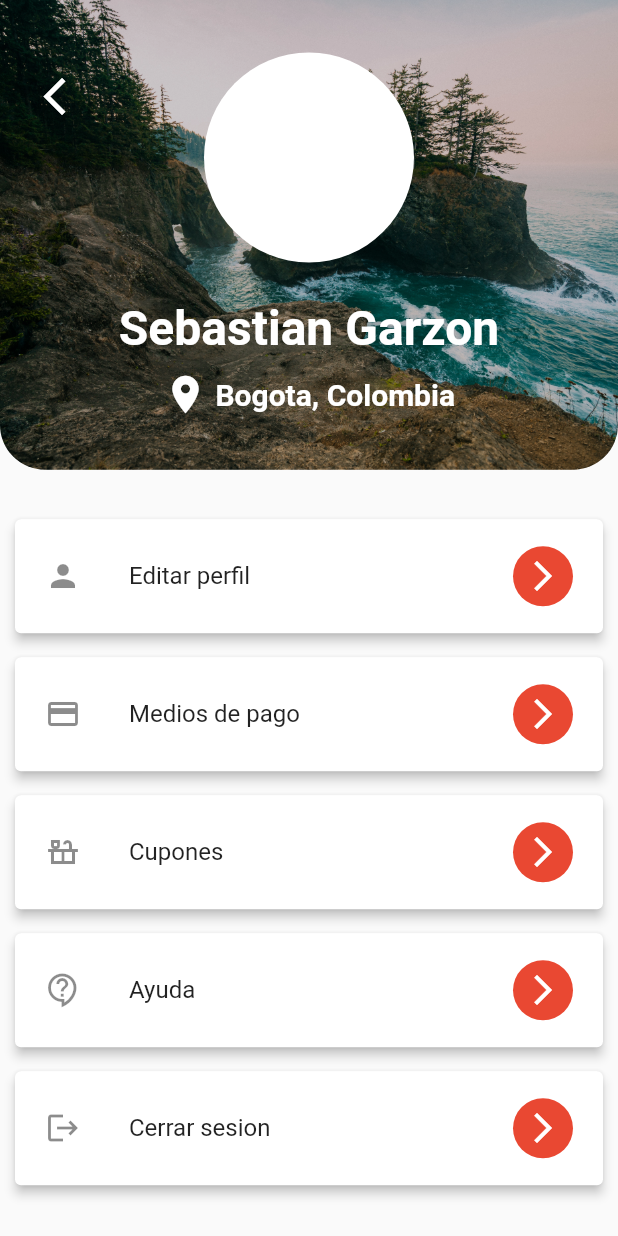
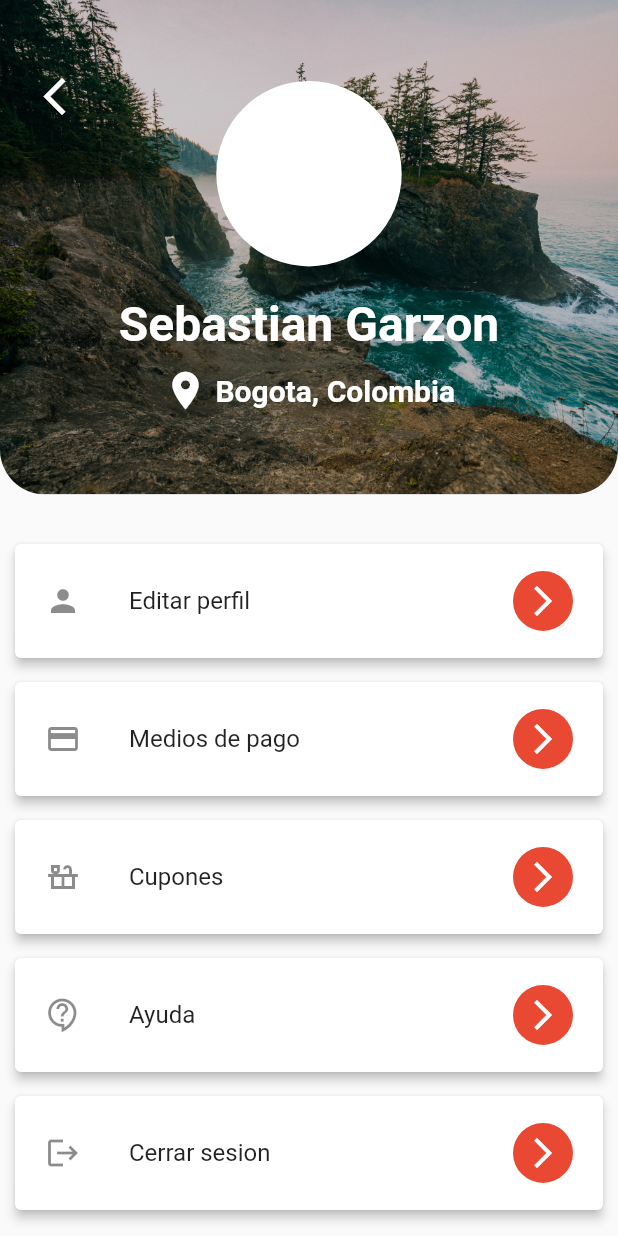
Before and after one commit to nestorsgarzonc/Data-structures-project, a Flutter app: the UserProfilePage screen opened by its route, on a phone screen of 412 x 824 dp. Run offline on Flutter 3.47's test engine with Material 2 defaults, Android fonts, the phone set to English and light mode, and no system bars; our stand-ins replace animate_do, animated_text_kit, firebase_analytics, firebase_core, font_awesome_flutter; accounts and stored records are empty.

```diff
--- a/lib/screens/profile/user_profile_page.dart
+++ b/lib/screens/profile/user_profile_page.dart
@@ -5,6 +5,7 @@ class UserProfilePage extends StatelessWidget {
 
   @override
   Widget build(BuildContext context) {
+    final Size size = MediaQuery.of(context).size;
     return Scaffold(
       body: Column(
         children: [
@@ -25,11 +26,11 @@ class UserProfilePage extends StatelessWidget {
                 Column(
                   mainAxisAlignment: MainAxisAlignment.center,
                   children: [
-                    const CircleAvatar(
-                      radius: 70,
+                    CircleAvatar(
+                      radius: size.width * 0.15,
                       backgroundColor: Colors.white,
                     ),
-                    const SizedBox(height: 25),
+                    const SizedBox(height: 20),
                     const Text(
                       'Sebastian Garzon',
                       style: TextStyle(
@@ -147,7 +148,7 @@ class UserProfileWallpaperWidget extends StatelessWidget {
   Widget build(BuildContext context) {
     final Size size = MediaQuery.of(context).size;
     return Container(
-      height: size.height * 0.38,
+      height: size.height * 0.4,
       width: double.infinity,
       decoration: const BoxDecoration(
         borderRadius: _borderRadius,
```
Also changed, not shown: lib/collections/double_linked_list.dart (added).
